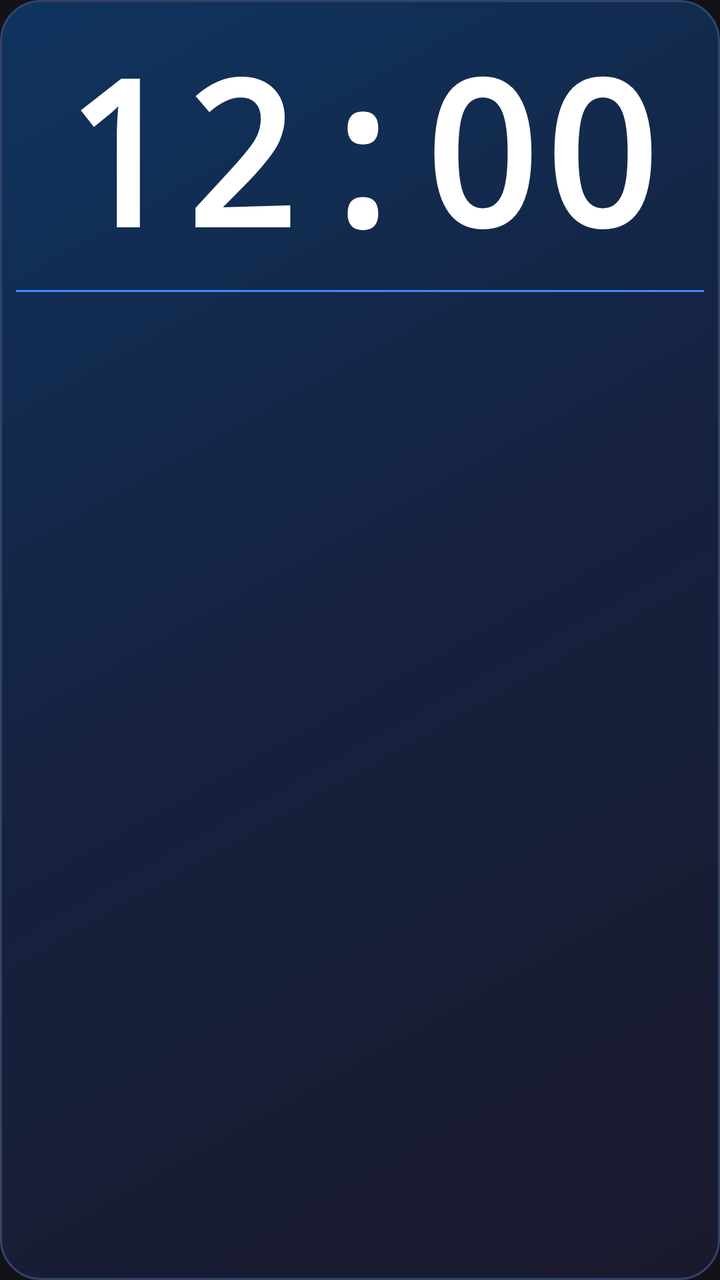
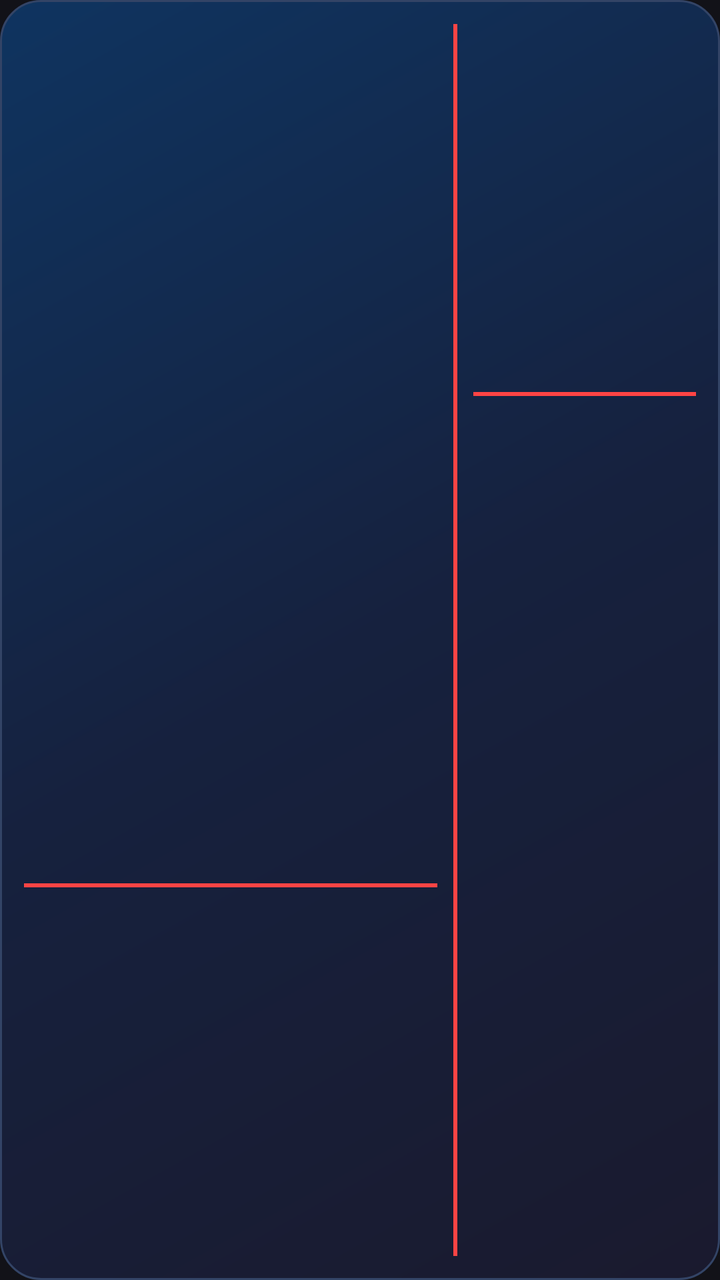

Two renders of the same Android screen: before a commit and after it. Below are the layout's source before the change and the commit's diff.
<!-- AndroidManifest.xml: application theme Theme.WordWidget -->
<!-- res/layout/widget_layout.xml -->
<?xml version="1.0" encoding="utf-8"?>
<LinearLayout xmlns:android="http://schemas.android.com/apk/res/android"
    android:layout_width="match_parent"
    android:layout_height="match_parent"
    android:background="@drawable/widget_background"
    android:orientation="vertical"
    android:padding="8dp">

    
    <TextClock
        android:id="@+id/widget_clock"
        android:layout_width="match_parent"
        android:layout_height="wrap_content"
        android:format12Hour="hh:mm"
        android:format24Hour="HH:mm"
        android:gravity="center"
        android:textColor="#FFFFFF"
        android:textSize="100sp"
        android:textStyle="bold"
        android:fontFamily="monospace" />

    
    <TextView
        android:layout_width="match_parent"
        android:layout_height="1dp"
        android:layout_marginTop="4dp"
        android:layout_marginBottom="4dp"
        android:background="#4488FF" />

    
    <TextView
        android:id="@+id/widget_date"
        android:layout_width="match_parent"
        android:layout_height="wrap_content"
        android:gravity="center"
        android:textColor="#CCCCCC"
        android:textSize="20sp"
        android:layout_marginBottom="4dp" />

    
    <TextView
        android:id="@+id/widget_word"
        android:layout_width="match_parent"
        android:layout_height="wrap_content"
        android:gravity="center"
        android:textColor="#FFFFFF"
        android:textSize="26sp"
        android:textStyle="bold" />

</LinearLayout>
<!-- resources referenced by this layout -->
<resources>
  <!-- drawable widget_background (drawable) -->
  <?xml version="1.0" encoding="utf-8"?>
  <shape xmlns:android="http://schemas.android.com/apk/res/android"
      android:shape="rectangle">
  
      <gradient
          android:angle="135"
          android:startColor="#1A1A2E"
          android:centerColor="#16213E"
          android:endColor="#0F3460"
          android:type="linear" />
  
      <corners android:radius="20dp" />
  
      <stroke
          android:width="1dp"
          android:color="#334466" />
  
  </shape>
  <style name="Theme.WordWidget" parent="Theme.MaterialComponents.DayNight.NoActionBar">
          <item name="colorPrimary">@color/primary</item>
          <item name="colorPrimaryDark">@color/primary_dark</item>
          <item name="colorAccent">@color/accent</item>
          <item name="android:windowBackground">@color/background</item>
          <item name="android:statusBarColor">@color/background</item>
          <item name="android:navigationBarColor">@color/background</item>
      </style>
  <color name="primary">#4488FF</color>
  <color name="primary_dark">#2266DD</color>
  <color name="accent">#4488FF</color>
  <color name="background">#121218</color>
</resources>

<!-- the commit's change to res/layout/widget_layout.xml (unified diff, before → after) -->
@@ -3,48 +3,147 @@
     android:layout_width="match_parent"
     android:layout_height="match_parent"
     android:background="@drawable/widget_background"
-    android:orientation="vertical"
-    android:padding="8dp">
+    android:orientation="horizontal"
+    android:padding="12dp">
 
     
-    <TextClock
-        android:id="@+id/widget_clock"
-        android:layout_width="match_parent"
-        android:layout_height="wrap_content"
-        android:format12Hour="hh:mm"
-        android:format24Hour="HH:mm"
-        android:gravity="center"
-        android:textColor="#FFFFFF"
-        android:textSize="100sp"
-        android:textStyle="bold"
-        android:fontFamily="monospace" />
+    
+    
+    <LinearLayout
+        android:layout_width="0dp"
+        android:layout_height="match_parent"
+        android:layout_weight="6.5"
+        android:orientation="vertical">
+
+        
+        <TextView
+            android:id="@+id/widget_clock"
+            android:layout_width="match_parent"
+            android:layout_height="0dp"
+            android:layout_weight="7"
+            android:gravity="center"
+            android:textColor="#FFFFFF"
+            android:textStyle="bold"
+            android:fontFamily="monospace"
+            android:autoSizeTextType="uniform"
+            android:autoSizeMinTextSize="36sp"
+            android:autoSizeMaxTextSize="72sp"
+            android:autoSizeStepGranularity="2sp" />
+
+        
+        <TextView
+            android:layout_width="match_parent"
+            android:layout_height="2dp"
+            android:background="#FF4444" />
+
+        
+        <LinearLayout
+            android:layout_width="match_parent"
+            android:layout_height="0dp"
+            android:layout_weight="3"
+            android:orientation="vertical"
+            android:gravity="center"
+            android:paddingTop="8dp">
+
+            <TextView
+                android:id="@+id/widget_english"
+                android:layout_width="match_parent"
+                android:layout_height="wrap_content"
+                android:gravity="center"
+                android:textColor="#FFFFFF"
+                android:textStyle="bold"
+                android:autoSizeTextType="uniform"
+                android:autoSizeMinTextSize="12sp"
+                android:autoSizeMaxTextSize="18sp"
+                android:autoSizeStepGranularity="1sp" />
+
+            <TextView
+                android:id="@+id/widget_turkish"
+                android:layout_width="match_parent"
+                android:layout_height="wrap_content"
+                android:gravity="center"
+                android:textColor="#AAAAAA"
+                android:autoSizeTextType="uniform"
+                android:autoSizeMinTextSize="11sp"
+                android:autoSizeMaxTextSize="16sp"
+                android:autoSizeStepGranularity="1sp" />
+
+        </LinearLayout>
+
+    </LinearLayout>
 
     
+    
+    
     <TextView
-        android:layout_width="match_parent"
-        android:layout_height="1dp"
-        android:layout_marginTop="4dp"
-        android:layout_marginBottom="4dp"
-        android:background="#4488FF" />
+        android:layout_width="2dp"
+        android:layout_height="match_parent"
+        android:background="#FF4444"
+        android:layout_marginHorizontal="8dp" />
 
     
-    <TextView
-        android:id="@+id/widget_date"
-        android:layout_width="match_parent"
-        android:layout_height="wrap_content"
-        android:gravity="center"
-        android:textColor="#CCCCCC"
-        android:textSize="20sp"
-        android:layout_marginBottom="4dp" />
+    
+    
+    <LinearLayout
+        android:layout_width="0dp"
+        android:layout_height="match_parent"
+        android:layout_weight="3.5"
+        android:orientation="vertical">
 
-    
-    <TextView
-        android:id="@+id/widget_word"
-        android:layout_width="match_parent"
-        android:layout_height="wrap_content"
-        android:gravity="center"
-        android:textColor="#FFFFFF"
-        android:textSize="26sp"
-        android:textStyle="bold" />
+        
+        <TextView
+            android:id="@+id/widget_day"
+            android:layout_width="match_parent"
+            android:layout_height="0dp"
+            android:layout_weight="3"
+            android:gravity="center"
+            android:textColor="#FFFFFF"
+            android:textStyle="bold"
+            android:autoSizeTextType="uniform"
+            android:autoSizeMinTextSize="10sp"
+            android:autoSizeMaxTextSize="14sp"
+            android:autoSizeStepGranularity="1sp" />
+
+        
+        <TextView
+            android:layout_width="match_parent"
+            android:layout_height="2dp"
+            android:background="#FF4444" />
+
+        
+        <LinearLayout
+            android:layout_width="match_parent"
+            android:layout_height="0dp"
+            android:layout_weight="7"
+            android:orientation="vertical"
+            android:gravity="center"
+            android:paddingTop="8dp">
+
+            <TextView
+                android:id="@+id/widget_day_number"
+                android:layout_width="match_parent"
+                android:layout_height="wrap_content"
+                android:gravity="center"
+                android:textColor="#FFFFFF"
+                android:textStyle="bold"
+                android:autoSizeTextType="uniform"
+                android:autoSizeMinTextSize="24sp"
+                android:autoSizeMaxTextSize="48sp"
+                android:autoSizeStepGranularity="2sp" />
+
+            <TextView
+                android:id="@+id/widget_month_year"
+                android:layout_width="match_parent"
+                android:layout_height="wrap_content"
+                android:gravity="center"
+                android:textColor="#AAAAAA"
+                android:autoSizeTextType="uniform"
+                android:autoSizeMinTextSize="8sp"
+                android:autoSizeMaxTextSize="12sp"
+                android:autoSizeStepGranularity="1sp" />
+
+        </LinearLayout>
+
+    </LinearLayout>
 
 </LinearLayout>
